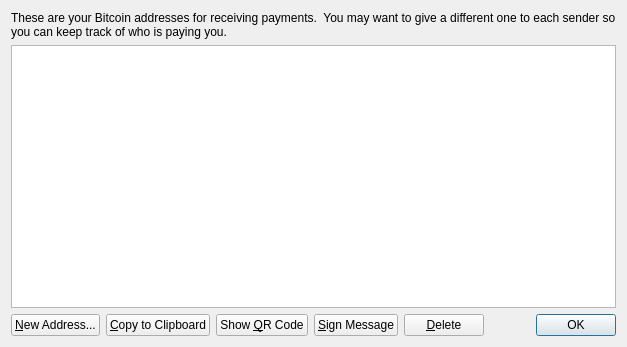
CryptAxe/AudioCoin, file src/qt/forms/addressbookpage.ui: the form before one commit.
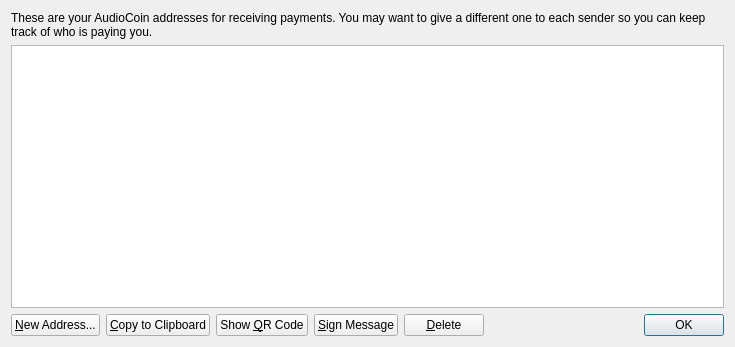
The form after the commit. Icons and pictures are not drawn.

```diff
--- a/src/qt/forms/addressbookpage.ui
+++ b/src/qt/forms/addressbookpage.ui
@@ -6,7 +6,7 @@
    <rect>
     <x>0</x>
     <y>0</y>
-    <width>627</width>
+    <width>735</width>
     <height>347</height>
    </rect>
   </property>
@@ -17,7 +17,7 @@
    <item>
     <widget class="QLabel" name="labelExplanation">
      <property name="text">
-      <string>These are your Bitcoin addresses for receiving payments.  You may want to give a different one to each sender so you can keep track of who is paying you.</string>
+      <string>&lt;html&gt;&lt;head/&gt;&lt;body&gt;&lt;p&gt;These are your AudioCoin addresses for receiving payments.  You may want to give a different one to each sender so you can keep track of who is paying you.&lt;/p&gt;&lt;/body&gt;&lt;/html&gt;</string>
      </property>
      <property name="textFormat">
       <enum>Qt::AutoText</enum>
```
